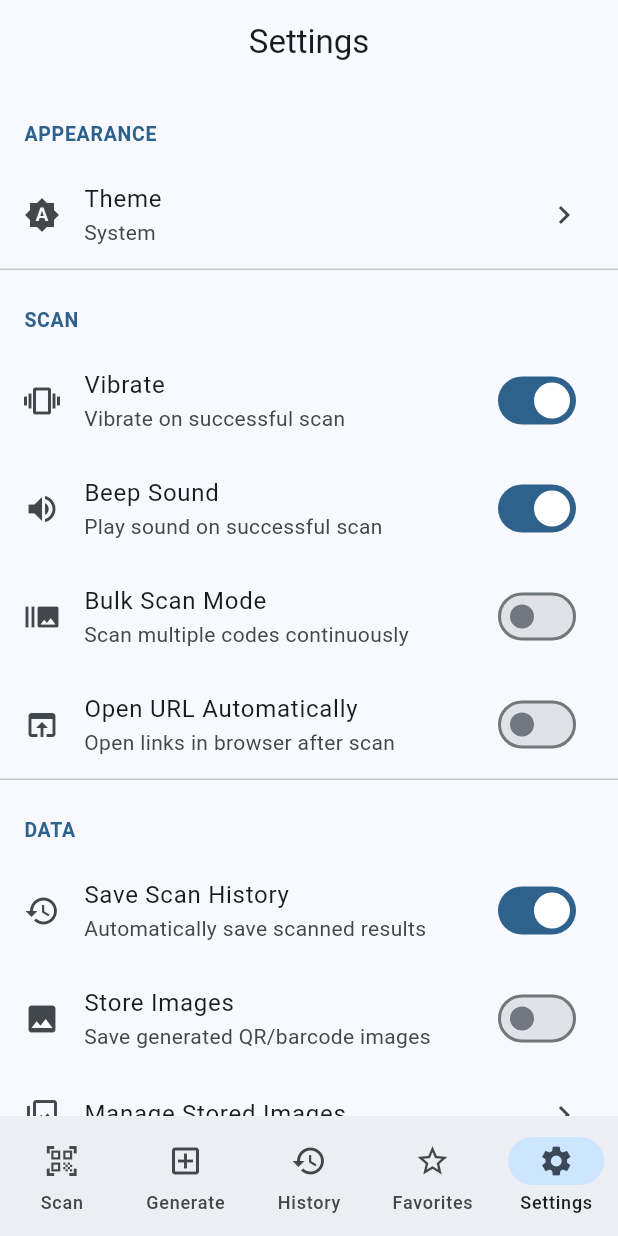
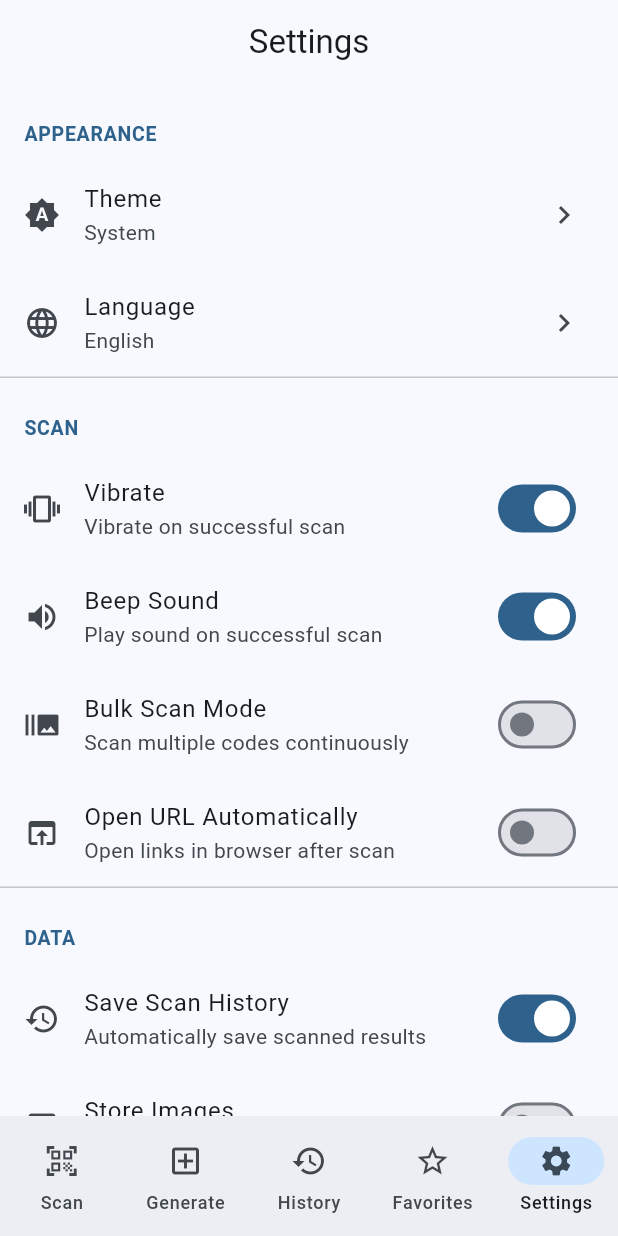
Before and after one commit to khanhnd157/qr-barcode-scanner, a Flutter app: the screen it shows after launch, item 5 of the bottom bar chosen, on a phone screen of 412 x 824 dp. Run offline on Flutter 3.47's test engine with Material 3 defaults, Android fonts, the phone set to English and light mode, and no system bars; our stand-ins replace audioplayers, barcode_widget, drift, drift_flutter, flutter_riverpod, go_router and 5 more; missing offline and left inert: barcode, mobile_scanner; accounts and stored records are empty; generated files the repository leaves out were written again.

Commit message:
Add language switcher to settings and bind locale to app
The language setting existed in the database but was never wired up.
This connects the stored language preference to MaterialApp.locale
and adds a language picker UI in the settings screen.

Co-Authored-By: Claude Opus 4.6 (1M context) <noreply@anthropic.com>

```diff
--- a/lib/app/app.dart
+++ b/lib/app/app.dart
@@ -12,6 +12,7 @@ class App extends ConsumerWidget {
   @override
   Widget build(BuildContext context, WidgetRef ref) {
     final themeMode = ref.watch(themeModeProvider);
+    final settings = ref.watch(settingsProvider);
     final router = ref.watch(routerProvider);
 
     return MaterialApp.router(
@@ -20,6 +21,7 @@ class App extends ConsumerWidget {
       theme: AppTheme.light(),
       darkTheme: AppTheme.dark(),
       themeMode: themeMode,
+      locale: Locale(settings.language),
       routerConfig: router,
       localizationsDelegates: const [
         AppLocalizations.delegate,
--- a/lib/features/settings/presentation/screens/settings_screen.dart
+++ b/lib/features/settings/presentation/screens/settings_screen.dart
@@ -24,6 +24,10 @@ class SettingsScreen extends ConsumerWidget {
           _ThemeModeTile(
             currentMode: settings.themeMode,
             onChanged: (mode) => settingsDao.updateThemeMode(mode),
+          ),
+          _LanguageTile(
+            currentLanguage: settings.language,
+            onChanged: (lang) => settingsDao.updateLanguage(lang),
           ),
           const Divider(height: 1),
 
@@ -181,6 +185,69 @@ class _SwitchTile extends StatelessWidget {
   }
 }
 
+class _LanguageTile extends StatelessWidget {
+  final String currentLanguage;
+  final ValueChanged<String> onChanged;
+
+  const _LanguageTile({
+    required this.currentLanguage,
+    required this.onChanged,
+  });
+
+  static const _languages = {
+    'en': 'English',
+    'vi': 'Tiếng Việt',
+  };
+
+  @override
+  Widget build(BuildContext context) {
+    return ListTile(
+      leading: const Icon(Icons.language),
+      title: const Text('Language'),
+      subtitle: Text(_languages[currentLanguage] ?? currentLanguage),
+      trailing: const Icon(Icons.chevron_right),
+      onTap: () {
+        showModalBottomSheet(
+          context: context,
+          builder: (context) => SafeArea(
+            child: Column(
+              mainAxisSize: MainAxisSize.min,
+              children: [
+                Padding(
+                  padding: const EdgeInsets.all(16),
+                  child: Text(
+                    'Choose Language',
+                    style: Theme.of(context).textTheme.titleLarge,
+                  ),
+                ),
+                RadioGroup<String>(
+                  groupValue: currentLanguage,
+                  onChanged: (value) {
+                    if (value != null) {
+                      onChanged(value);
+                      Navigator.pop(context);
+                    }
+                  },
+                  child: Column(
+                    mainAxisSize: MainAxisSize.min,
+                    children: _languages.entries.map(
+                      (entry) => RadioListTile<String>(
+                        title: Text(entry.value),
+                        value: entry.key,
+                      ),
+                    ).toList(),
+                  ),
+                ),
+                const SizedBox(height: 8),
+              ],
+            ),
+          ),
+        );
+      },
+    );
+  }
+}
+
 class _ThemeModeTile extends StatelessWidget {
   final ThemeModeOption currentMode;
   final ValueChanged<ThemeModeOption> onChanged;
```
